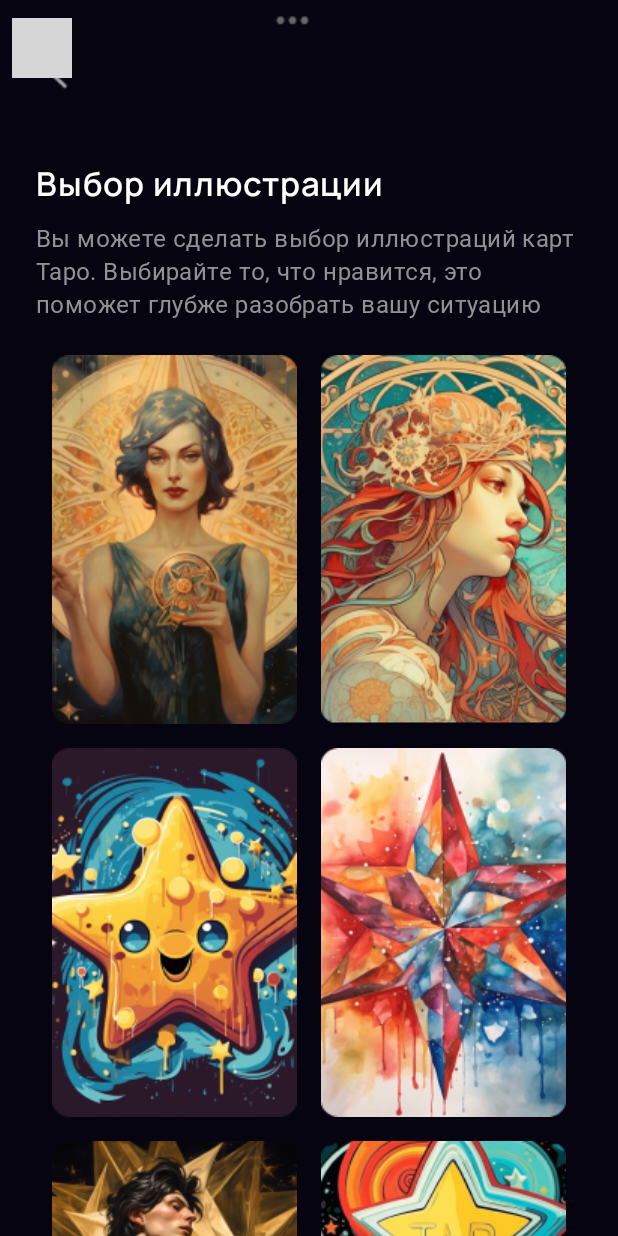
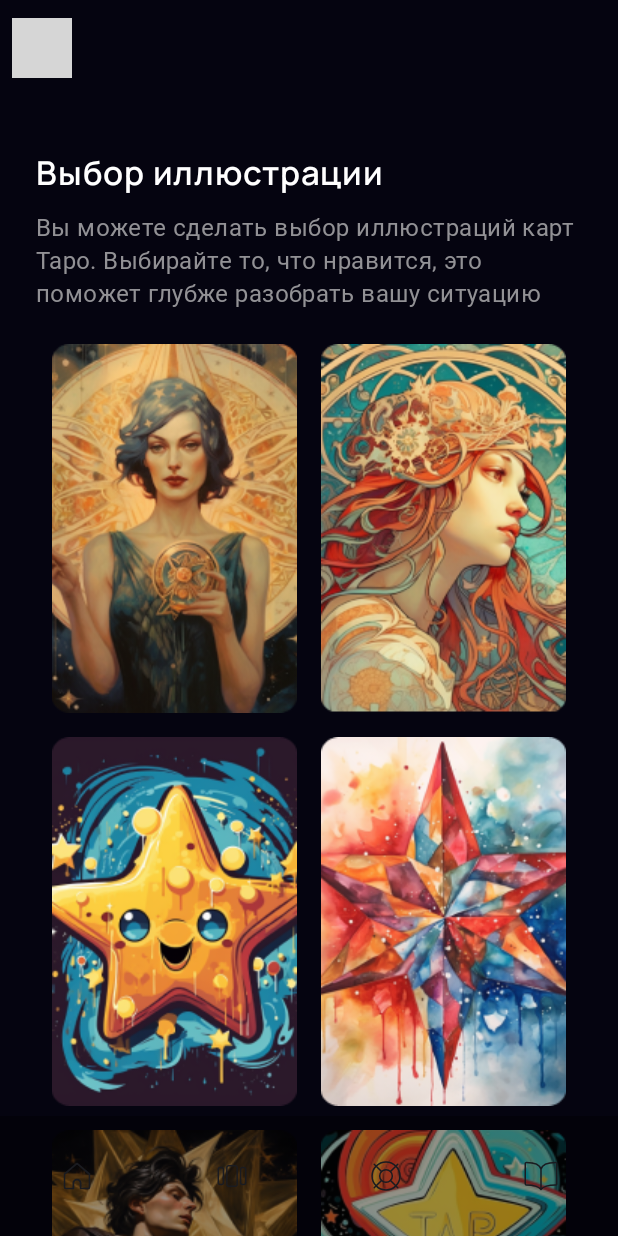
Before and after one commit to kamikadzezi/the-magic-alignment, an Android app built with Jetpack Compose: the CardSelectionScreen screen opened through its navigation route, on a phone screen of 412 x 824 dp. Run offline under Robolectric (Android 15) with nearby library versions, the phone set to English and light mode, and no system bars; Roboto replaces fonts that are not available here; grey boxes are pictures that could not be loaded.

Commit message:
add BottomAppBar

```diff
--- a/app/src/main/java/cardSelection/CardSelectionScreen.kt
+++ b/app/src/main/java/cardSelection/CardSelectionScreen.kt
@@ -6,18 +6,18 @@ import androidx.compose.foundation.background
 import androidx.compose.foundation.layout.Arrangement
 import androidx.compose.foundation.layout.Column
 import androidx.compose.foundation.layout.Row
+import androidx.compose.foundation.layout.Spacer
 import androidx.compose.foundation.layout.fillMaxSize
 import androidx.compose.foundation.layout.height
 import androidx.compose.foundation.layout.padding
-import androidx.compose.foundation.layout.size
 import androidx.compose.foundation.layout.width
 import androidx.compose.foundation.rememberScrollState
 import androidx.compose.foundation.verticalScroll
+import androidx.compose.material3.Scaffold
 import androidx.compose.material3.Text
 import androidx.compose.runtime.Composable
 import androidx.compose.ui.Modifier
 import androidx.compose.ui.graphics.Color
-import androidx.compose.ui.layout.ContentScale
 import androidx.compose.ui.res.painterResource
 import androidx.compose.ui.res.stringResource
 import androidx.compose.ui.text.TextStyle
@@ -27,21 +27,19 @@ import androidx.compose.ui.unit.dp
 import androidx.compose.ui.unit.sp
 import com.example.themagicalignment.R
 import com.example.themagicalignment.ui.theme.ManropeFont
+import com.example.themagicalignment.ui.theme.components.MagicBottomAppBar
+import com.example.themagicalignment.ui.theme.components.MagicTopAppBar
 
 @Composable
-fun CardSelectionScreen() { //
+fun CardSelectionScreen(backClick: () -> Unit) {
+    Scaffold(topBar = { MagicTopAppBar(backClick) }, bottomBar = { MagicBottomAppBar() }) {
     Column(
         modifier = Modifier
             .fillMaxSize()
             .background(color = Color(5, 4, 16))
             .verticalScroll(rememberScrollState(0))
+            .padding(it)
     ) {
-
-        Image(
-            painter = painterResource(R.drawable.top_navigation_bar),
-            contentDescription = "Navigation bar",
-            modifier = Modifier.size(390.dp, 71.dp)
-        )
         Column(Modifier.padding(start = 24.dp, top = 36.dp, end = 24.dp, bottom = 8.dp)) {
             Text(
                 text = stringResource(R.string.card_selection_screen_title),
@@ -75,18 +73,11 @@ fun CardSelectionScreen() { //
             } // TODO-MAIN - При клике на картинку, с описанием колоды
 
         }
-        Image(
-            painter = painterResource(R.drawable.bottom_navigation_bar),
-            contentDescription = stringResource(R.string.navigation_buttom),
-            contentScale = ContentScale.FillWidth,
-            modifier = Modifier
-                .fillMaxSize()
-                .padding(top = 16.dp)
-                .height(60.dp)
-        )
+        Spacer(Modifier.height(36.dp))
 
     }
 
+    }
 }
 
 
@@ -115,5 +106,5 @@ data class CardDeck(
 @Preview(showBackground = true, heightDp = 1500)
 @Composable
 fun CardSelectionPreview(){
-    CardSelectionScreen()
+    CardSelectionScreen({})
 }
--- a/app/src/main/java/com/example/themagicalignment/NavigationGraph.kt
+++ b/app/src/main/java/com/example/themagicalignment/NavigationGraph.kt
@@ -25,7 +25,7 @@ fun NavigationGraph(
         composable(
             route = Screen.SecondScreen.route
         ) {
-            CardSelectionScreen()
+            CardSelectionScreen(backClick = { navController.navigate(Screen.HomeScreen.route) })
 
         }
     }
--- a/app/src/main/java/com/example/themagicalignment/ui/theme/components/MagicAppBar.kt
+++ b/app/src/main/java/com/example/themagicalignment/ui/theme/components/MagicAppBar.kt
@@ -1,24 +1,26 @@
 package com.example.themagicalignment.ui.theme.components
 
-import androidx.compose.foundation.layout.padding
+import androidx.compose.foundation.layout.Arrangement
+import androidx.compose.foundation.layout.Row
+import androidx.compose.foundation.layout.fillMaxWidth
 import androidx.compose.material3.ExperimentalMaterial3Api
 import androidx.compose.material3.Icon
 import androidx.compose.material3.IconButton
+import androidx.compose.material3.NavigationBar
 import androidx.compose.material3.TopAppBar
 import androidx.compose.material3.TopAppBarDefaults
 import androidx.compose.runtime.Composable
 import androidx.compose.ui.Modifier
 import androidx.compose.ui.graphics.Color
 import androidx.compose.ui.res.painterResource
+import androidx.compose.ui.res.stringResource
 import androidx.compose.ui.tooling.preview.Preview
-import androidx.compose.ui.unit.dp
 import com.example.themagicalignment.R
 
-//TODO #8 - Сделайть кастом AppBar
 
 @OptIn(ExperimentalMaterial3Api::class)
 @Composable
-fun MagicAppBar(onClick: () -> Unit) {
+fun MagicTopAppBar(onClick: () -> Unit) {
     TopAppBar(
         colors = TopAppBarDefaults.topAppBarColors(containerColor = Color.Transparent),
         navigationIcon = {
@@ -26,7 +28,8 @@ fun MagicAppBar(onClick: () -> Unit) {
                 Icon(
                     painter = painterResource(
                         R.drawable.arrow_vtcm7ttmzwqj
-                    ), contentDescription = "arrow",
+                    ),
+                    contentDescription = stringResource(R.string.content_description_arrow_back_top_bar),
 
                 )
             }
@@ -34,8 +37,42 @@ fun MagicAppBar(onClick: () -> Unit) {
         title = {})
 }
 
+@Composable
+fun MagicBottomAppBar() {
+    NavigationBar(containerColor = Color(0x66000000)) {
+        Row(Modifier.fillMaxWidth(), horizontalArrangement = Arrangement.SpaceAround) {
+            IconButton(onClick = {}) {
+                Icon(
+                    painter = painterResource(R.drawable.homenavigation),
+                    contentDescription = stringResource(R.string.content_description_home_bottom_bar)
+                )
+            }
+            IconButton(onClick = {}) {
+                Icon(
+                    painter = painterResource(R.drawable.card_navigation),
+                    contentDescription = stringResource(R.string.content_description_card_bottom_bar)
+                )
+            }
+            IconButton(onClick = {}) {
+                Icon(
+                    painter = painterResource(R.drawable.circle_navigation),
+                    contentDescription = stringResource(R.string.content_description_circle_bottom_bar)
+                )
+            }
+            IconButton(onClick = {}) {
+                Icon(
+                    painter = painterResource(R.drawable.book_navigation),
+                    contentDescription = stringResource(R.string.content_description_book_bottom_bar)
+                )
+            }
+        }
+    }
+
+}
+
+
 @Preview(showBackground = true)
 @Composable
 fun MagicAppBarPreview() {
-    MagicAppBar {}
+    MagicBottomAppBar()
 }
--- a/app/src/main/java/selectionOfLayout/SelectionOfLayout.kt
+++ b/app/src/main/java/selectionOfLayout/SelectionOfLayout.kt
@@ -28,14 +28,15 @@ import androidx.compose.ui.unit.dp
 import androidx.compose.ui.unit.sp
 import com.example.themagicalignment.R
 import com.example.themagicalignment.ui.theme.ManropeFont
-import com.example.themagicalignment.ui.theme.components.MagicAppBar
 import com.example.themagicalignment.ui.theme.components.MagicButtonOutlined
+import com.example.themagicalignment.ui.theme.components.MagicTopAppBar
 
 @Composable
-fun SelectionOfLayout( //
+fun SelectionOfLayout(
+    //
     onChooseCardScreen: () -> Unit,
 ) {
-    Scaffold(topBar = { MagicAppBar({}) }) {
+    Scaffold(topBar = { MagicTopAppBar({}) }) {
         Column(
             verticalArrangement = Arrangement.SpaceBetween,
             modifier = Modifier
@@ -62,14 +63,18 @@ fun SelectionOfLayout( //
                     text = stringResource(R.string.text_deck_selection),
                     fontFamily = ManropeFont,
                     fontSize = 16.sp,
-                    color = Color(181,181,183), // TODO #6 - Постараться внедрить цвета в дизайн схему
+                    color = Color(
+                        181,
+                        181,
+                        183
+                    ), // TODO #6 - Постараться внедрить цвета в дизайн схему
                     style = TextStyle(letterSpacing = 0.5.sp),
                     lineHeight = 22.sp
                 )
             }
             Column(Modifier.padding(start = 24.dp, end = 24.dp, bottom = 36.dp)) {
                 MagicButtonOutlined(
-                    onClick = onChooseCardScreen ,
+                    onClick = onChooseCardScreen,
                     title = stringResource(R.string.button_offline_choice_deck)
                 )
                 TextButton( // TODO #5 - Сделать Filled кнопку, с учетом улучшений из Outlined кнопки
@@ -103,6 +108,6 @@ fun SelectionOfLayout( //
 
 @Preview(showBackground = true)
 @Composable
-fun SelectionOfLayout(){
+fun SelectionOfLayout() {
     SelectionOfLayout(onChooseCardScreen = { })
 }
--- /dev/null
+++ b/app/src/main/res/drawable/book_navigation.xml
@@ -0,0 +1,15 @@
+<vector xmlns:android="http://schemas.android.com/apk/res/android"
+    android:width="24dp"
+    android:height="24dp"
+    android:viewportWidth="24"
+    android:viewportHeight="24">
+  <path
+      android:strokeWidth="1"
+      android:pathData="M12,7.5C12.75,4.539 15.583,3.028 21.75,3C21.849,3 21.946,3.019 22.038,3.056C22.129,3.094 22.211,3.149 22.281,3.219C22.351,3.289 22.406,3.371 22.444,3.463C22.481,3.554 22.5,3.651 22.5,3.75V17.25C22.5,17.449 22.421,17.64 22.28,17.78C22.14,17.921 21.949,18 21.75,18C15.75,18 13.432,19.21 12,21M12,7.5C11.25,4.539 8.417,3.028 2.25,3C2.151,3 2.054,3.019 1.963,3.056C1.871,3.094 1.789,3.149 1.719,3.219C1.649,3.289 1.594,3.371 1.556,3.463C1.519,3.554 1.5,3.651 1.5,3.75V17.16C1.5,17.623 1.787,18 2.25,18C8.25,18 10.576,19.219 12,21M12,7.5V21"
+      android:strokeAlpha="1"
+      android:strokeLineJoin="round"
+      android:fillColor="#00000000"
+      android:strokeColor="#E1E1E1"
+      android:fillAlpha="0.4"
+      android:strokeLineCap="round"/>
+</vector>
--- /dev/null
+++ b/app/src/main/res/drawable/card_navigation.xml
@@ -0,0 +1,13 @@
+<vector xmlns:android="http://schemas.android.com/apk/res/android"
+    android:width="24dp"
+    android:height="24dp"
+    android:viewportWidth="24"
+    android:viewportHeight="24">
+  <path
+      android:strokeWidth="1"
+      android:pathData="M5.143,6.286H4C3.697,6.286 3.406,6.406 3.192,6.62C2.978,6.835 2.857,7.125 2.857,7.429V16.572C2.857,16.875 2.978,17.165 3.192,17.38C3.406,17.594 3.697,17.714 4,17.714H5.143C5.446,17.714 5.737,17.594 5.951,17.38C6.165,17.165 6.286,16.875 6.286,16.572V7.429C6.286,7.125 6.165,6.835 5.951,6.62C5.737,6.406 5.446,6.286 5.143,6.286ZM20,6.286H18.857C18.554,6.286 18.263,6.406 18.049,6.62C17.835,6.835 17.714,7.125 17.714,7.429V16.572C17.714,16.875 17.835,17.165 18.049,17.38C18.263,17.594 18.554,17.714 18.857,17.714H20C20.303,17.714 20.594,17.594 20.808,17.38C21.022,17.165 21.143,16.875 21.143,16.572V7.429C21.143,7.125 21.022,6.835 20.808,6.62C20.594,6.406 20.303,6.286 20,6.286ZM14.286,5.143H9.714C9.411,5.143 9.12,5.263 8.906,5.478C8.692,5.692 8.571,5.983 8.571,6.286V17.714C8.571,18.017 8.692,18.308 8.906,18.522C9.12,18.737 9.411,18.857 9.714,18.857H14.286C14.589,18.857 14.88,18.737 15.094,18.522C15.308,18.308 15.429,18.017 15.429,17.714V6.286C15.429,5.983 15.308,5.692 15.094,5.478C14.88,5.263 14.589,5.143 14.286,5.143Z"
+      android:strokeLineJoin="round"
+      android:fillColor="#00000000"
+      android:strokeColor="#8E8E93"
+      android:strokeLineCap="round"/>
+</vector>
--- /dev/null
+++ b/app/src/main/res/drawable/circle_navigation.xml
@@ -0,0 +1,37 @@
+<vector xmlns:android="http://schemas.android.com/apk/res/android"
+    android:width="24dp"
+    android:height="24dp"
+    android:viewportWidth="24"
+    android:viewportHeight="24">
+  <group>
+    <clip-path
+        android:pathData="M2,2h20v20h-20z"/>
+    <path
+        android:strokeWidth="1"
+        android:pathData="M19.857,4.143L14.986,9.014M4.143,4.143L9.014,9.014M4.143,19.857L9.014,14.986M19.857,19.857L14.986,14.986"
+        android:strokeAlpha="1"
+        android:strokeLineJoin="round"
+        android:fillColor="#00000000"
+        android:strokeColor="#E1E1E1"
+        android:fillAlpha="1"
+        android:strokeLineCap="round"/>
+    <path
+        android:strokeWidth="1"
+        android:pathData="M12,21.286C17.128,21.286 21.286,17.128 21.286,12C21.286,6.872 17.128,2.714 12,2.714C6.872,2.714 2.714,6.872 2.714,12C2.714,17.128 6.872,21.286 12,21.286Z"
+        android:strokeAlpha="1"
+        android:strokeLineJoin="round"
+        android:fillColor="#00000000"
+        android:strokeColor="#E1E1E1"
+        android:fillAlpha="1"
+        android:strokeLineCap="round"/>
+    <path
+        android:strokeWidth="1"
+        android:pathData="M12,16.214C14.328,16.214 16.214,14.328 16.214,12C16.214,9.673 14.328,7.786 12,7.786C9.673,7.786 7.786,9.673 7.786,12C7.786,14.328 9.673,16.214 12,16.214Z"
+        android:strokeAlpha="1"
+        android:strokeLineJoin="round"
+        android:fillColor="#00000000"
+        android:strokeColor="#E1E1E1"
+        android:fillAlpha="1"
+        android:strokeLineCap="round"/>
+  </group>
+</vector>
--- /dev/null
+++ b/app/src/main/res/drawable/homenavigation.xml
@@ -0,0 +1,15 @@
+<vector xmlns:android="http://schemas.android.com/apk/res/android"
+    android:width="24dp"
+    android:height="24dp"
+    android:viewportWidth="24"
+    android:viewportHeight="24">
+  <group>
+    <clip-path
+        android:pathData="M3,3h18v18h-18z"/>
+    <path
+        android:pathData="M12,3.6L12.39,3.144C12.281,3.051 12.143,3 12,3C11.857,3 11.719,3.051 11.61,3.144L12,3.6ZM3.6,10.8L3.21,10.344L3,10.524V10.8H3.6ZM9.6,20.4V21C9.759,21 9.912,20.937 10.024,20.824C10.137,20.712 10.2,20.559 10.2,20.4H9.6ZM14.4,20.4H13.8C13.8,20.559 13.863,20.712 13.976,20.824C14.088,20.937 14.241,21 14.4,21V20.4ZM20.4,10.8H21V10.524L20.79,10.344L20.4,10.8ZM4.8,21H9.6V19.8H4.8V21ZM20.79,10.344L12.39,3.144L11.61,4.056L20.01,11.256L20.79,10.344ZM11.61,3.144L3.21,10.344L3.99,11.256L12.39,4.056L11.61,3.144ZM10.2,20.4V16.8H9V20.4H10.2ZM13.8,16.8V20.4H15V16.8H13.8ZM14.4,21H19.2V19.8H14.4V21ZM21,19.2V10.8H19.8V19.2H21ZM3,10.8V19.2H4.2V10.8H3ZM12,15C12.477,15 12.935,15.19 13.273,15.527C13.61,15.865 13.8,16.323 13.8,16.8H15C15,16.004 14.684,15.241 14.121,14.679C13.559,14.116 12.796,13.8 12,13.8V15ZM12,13.8C11.204,13.8 10.441,14.116 9.879,14.679C9.316,15.241 9,16.004 9,16.8H10.2C10.2,16.323 10.39,15.865 10.727,15.527C11.065,15.19 11.523,15 12,15V13.8ZM19.2,21C19.677,21 20.135,20.81 20.473,20.473C20.81,20.135 21,19.677 21,19.2H19.8C19.8,19.359 19.737,19.512 19.624,19.624C19.512,19.737 19.359,19.8 19.2,19.8V21ZM4.8,19.8C4.641,19.8 4.488,19.737 4.376,19.624C4.263,19.512 4.2,19.359 4.2,19.2H3C3,19.677 3.19,20.135 3.527,20.473C3.865,20.81 4.323,21 4.8,21V19.8Z"
+        android:strokeAlpha="1"
+        android:fillColor="#E1E1E1"
+        android:fillAlpha="1"/>
+  </group>
+</vector>
--- a/app/src/main/res/values/strings.xml
+++ b/app/src/main/res/values/strings.xml
@@ -15,4 +15,9 @@
     <string name="description_frame_6">Тапающая звёздочка</string>
     <string name="description_frame_8">Злая звёздочка</string>
     <string name="navigation_buttom">Навигация по приложению</string>
+    <string name="content_description_arrow_back_top_bar">arrow_back</string>
+    <string name="content_description_home_bottom_bar">home_bottom_bar</string>
+    <string name="content_description_card_bottom_bar">card_bottom_bar</string>
+    <string name="content_description_circle_bottom_bar">circle_bottom_bar</string>
+    <string name="content_description_book_bottom_bar">book_bottom_bar</string>
 </resources>
```
Lines whose indentation alone changed are shown as unchanged.
